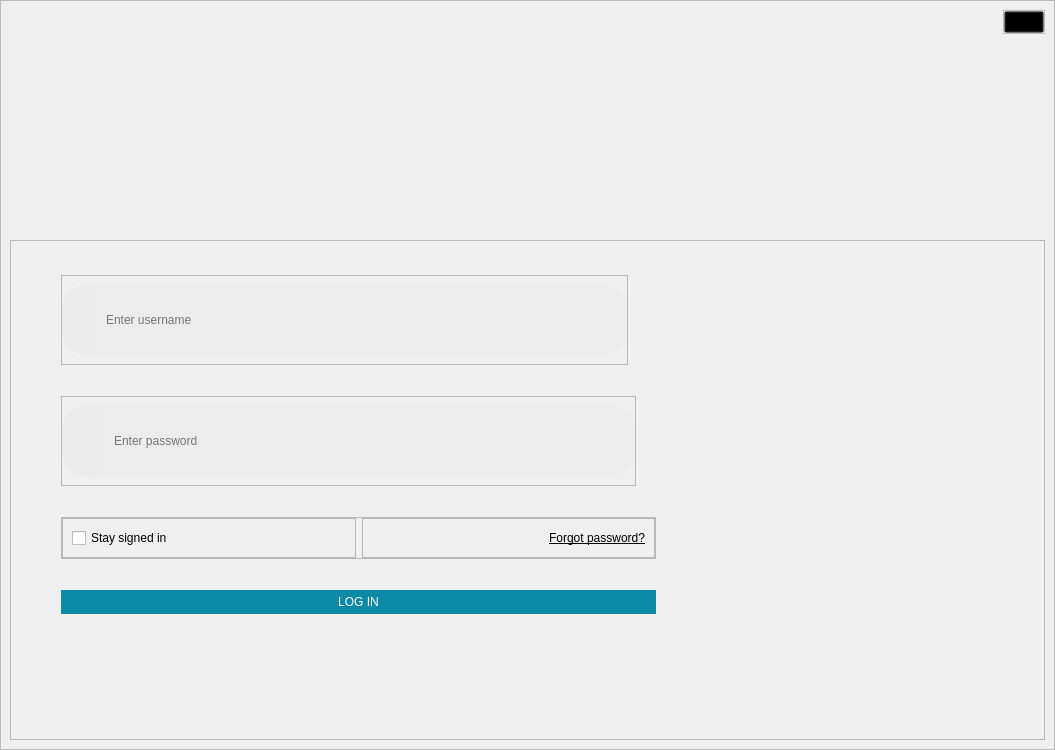
The window that Desktop_Application/Frontend/ui-files/loginCard.ui (DreddVDomasian/Petmate-Desktop-Application) describes before a commit, drawn with Qt 5.
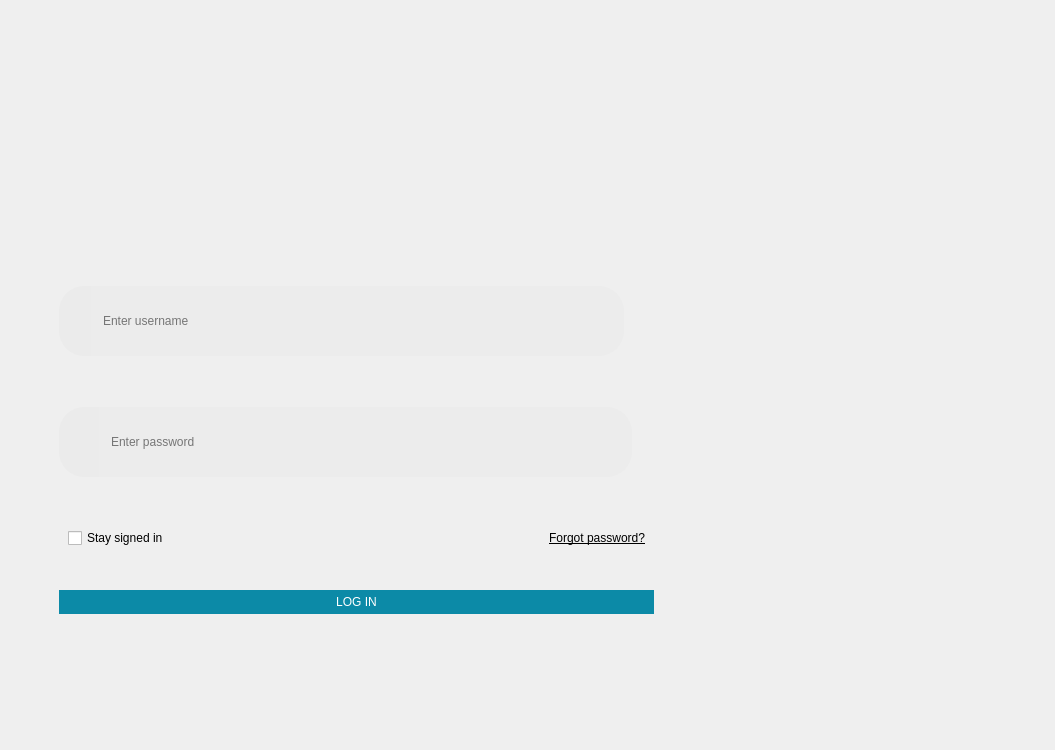
The same window after the commit. Icons and pictures are not drawn.

Commit message:
added login feature (KULANG PA)
may bugs ba sa ibang btns sa app.py
RUN python manage.py makemigrations
RUN python manage.py migrate

RUN python manage.py create_default_admin

default admin acc
admin
admin123

it will require you to change password and add full name,email and phone number

```diff
--- a/Desktop_Application/Frontend/ui-files/loginCard.ui
+++ b/Desktop_Application/Frontend/ui-files/loginCard.ui
@@ -25,6 +25,12 @@
   <property name="windowTitle">
    <string>Form</string>
   </property>
+  <property name="styleSheet">
+   <string notr="true">QFrame{
+	background:transparent;
+	border:none;
+}</string>
+  </property>
   <layout class="QVBoxLayout" name="verticalLayout">
    <property name="spacing">
     <number>0</number>
@@ -83,10 +89,11 @@
           <number>0</number>
          </property>
          <item>
-          <widget class="QPushButton" name="close">
+          <widget class="QPushButton" name="closeLoginBtn">
            <property name="styleSheet">
-            <string notr="true">#close{
+            <string notr="true">#closeLoginBtn{
 	background:transparent;
+	border:none;
 }</string>
            </property>
            <property name="text">
@@ -401,7 +408,7 @@
               </property>
               <layout class="QHBoxLayout" name="horizontalLayout_7">
                <item>
-                <widget class="QCheckBox" name="checkBox">
+                <widget class="QCheckBox" name="staySignedIn">
                  <property name="text">
                   <string>Stay signed in</string>
                  </property>
```
The commit also changes 13 other files.
